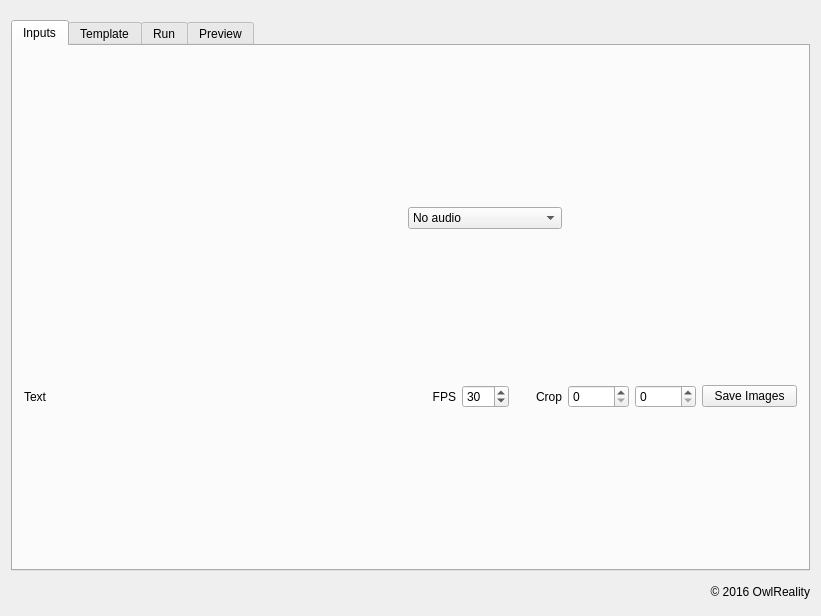
blahgeek/OpenCV-octVR, file apps/livestitching/mainwindow.ui: the form before one commit.
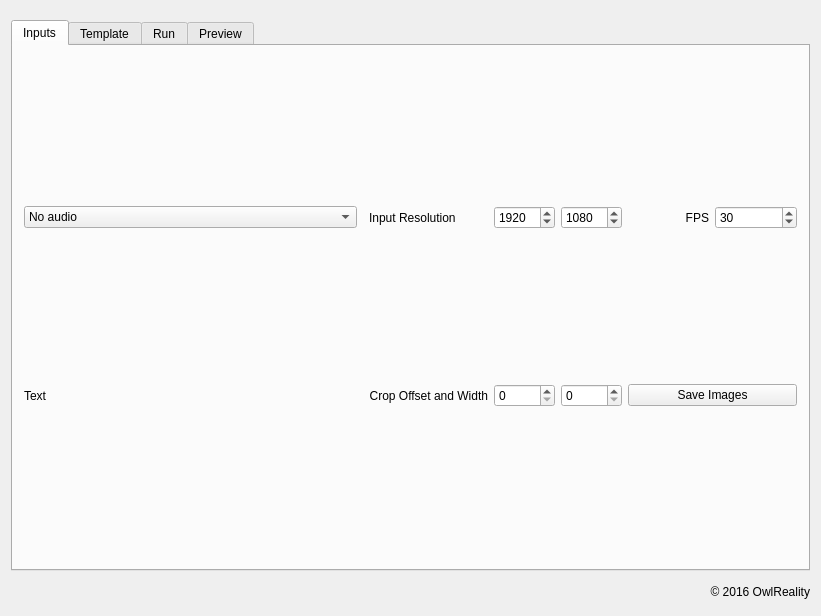
The form after the commit.

Commit message: input resolution options

```diff
--- a/apps/livestitching/mainwindow.ui
+++ b/apps/livestitching/mainwindow.ui
@@ -52,23 +52,45 @@
         <string>Inputs</string>
        </attribute>
        <layout class="QGridLayout" name="gridLayout_2">
-        <item row="2" column="1">
-         <widget class="QLabel" name="label_15">
+        <item row="1" column="4">
+         <widget class="QSpinBox" name="inputs_width">
+          <property name="minimum">
+           <number>1</number>
+          </property>
+          <property name="maximum">
+           <number>3840</number>
+          </property>
+          <property name="value">
+           <number>1920</number>
+          </property>
+         </widget>
+        </item>
+        <item row="0" column="0" colspan="8">
+         <layout class="QGridLayout" name="inputs_grid"/>
+        </item>
+        <item row="2" column="4">
+         <widget class="QSpinBox" name="inputs_crop_x">
           <property name="sizePolicy">
-           <sizepolicy hsizetype="Preferred" vsizetype="Preferred">
+           <sizepolicy hsizetype="Minimum" vsizetype="Fixed">
             <horstretch>5</horstretch>
             <verstretch>0</verstretch>
            </sizepolicy>
           </property>
-          <property name="text">
-           <string>FPS</string>
+          <property name="maximum">
+           <number>10000</number>
           </property>
-          <property name="alignment">
-           <set>Qt::AlignRight|Qt::AlignTrailing|Qt::AlignVCenter</set>
-          </property>
          </widget>
         </item>
-        <item row="2" column="2">
+        <item row="1" column="0" colspan="2">
+         <widget class="QComboBox" name="inputs_audio">
+          <item>
+           <property name="text">
+            <string>No audio</string>
+           </property>
+          </item>
+         </widget>
+        </item>
+        <item row="1" column="7">
          <widget class="QSpinBox" name="inputs_fps">
           <property name="sizePolicy">
            <sizepolicy hsizetype="Minimum" vsizetype="Fixed">
@@ -87,6 +109,26 @@
           </property>
          </widget>
         </item>
+        <item row="1" column="5">
+         <widget class="QSpinBox" name="inputs_height">
+          <property name="minimum">
+           <number>1</number>
+          </property>
+          <property name="maximum">
+           <number>2160</number>
+          </property>
+          <property name="value">
+           <number>1080</number>
+          </property>
+         </widget>
+        </item>
+        <item row="1" column="3">
+         <widget class="QLabel" name="label_18">
+          <property name="text">
+           <string>Input Resolution</string>
+          </property>
+         </widget>
+        </item>
         <item row="2" column="3">
          <widget class="QLabel" name="label_6">
           <property name="sizePolicy">
@@ -96,23 +138,23 @@
            </sizepolicy>
           </property>
           <property name="text">
-           <string>Crop</string>
+           <string>Crop Offset and Width</string>
           </property>
           <property name="alignment">
            <set>Qt::AlignRight|Qt::AlignTrailing|Qt::AlignVCenter</set>
           </property>
          </widget>
         </item>
-        <item row="2" column="4">
-         <widget class="QSpinBox" name="inputs_crop_x">
+        <item row="2" column="0">
+         <widget class="QLabel" name="inputs_info">
           <property name="sizePolicy">
-           <sizepolicy hsizetype="Minimum" vsizetype="Fixed">
-            <horstretch>5</horstretch>
+           <sizepolicy hsizetype="Preferred" vsizetype="Preferred">
+            <horstretch>40</horstretch>
             <verstretch>0</verstretch>
            </sizepolicy>
           </property>
-          <property name="maximum">
-           <number>10000</number>
+          <property name="text">
+           <string>Text</string>
           </property>
          </widget>
         </item>
@@ -129,7 +171,23 @@
           </property>
          </widget>
         </item>
-        <item row="2" column="6">
+        <item row="1" column="6">
+         <widget class="QLabel" name="label_15">
+          <property name="sizePolicy">
+           <sizepolicy hsizetype="Preferred" vsizetype="Preferred">
+            <horstretch>5</horstretch>
+            <verstretch>0</verstretch>
+           </sizepolicy>
+          </property>
+          <property name="text">
+           <string>FPS</string>
+          </property>
+          <property name="alignment">
+           <set>Qt::AlignRight|Qt::AlignTrailing|Qt::AlignVCenter</set>
+          </property>
+         </widget>
+        </item>
+        <item row="2" column="6" colspan="2">
          <widget class="QPushButton" name="inputs_action_save">
           <property name="sizePolicy">
            <sizepolicy hsizetype="Minimum" vsizetype="Fixed">
@@ -142,31 +200,6 @@
           </property>
          </widget>
         </item>
-        <item row="2" column="0">
-         <widget class="QLabel" name="inputs_info">
-          <property name="sizePolicy">
-           <sizepolicy hsizetype="Preferred" vsizetype="Preferred">
-            <horstretch>40</horstretch>
-            <verstretch>0</verstretch>
-           </sizepolicy>
-          </property>
-          <property name="text">
-           <string>Text</string>
-          </property>
-         </widget>
-        </item>
-        <item row="0" column="0" colspan="7">
-         <layout class="QGridLayout" name="inputs_grid"/>
-        </item>
-        <item row="1" column="1" colspan="3">
-         <widget class="QComboBox" name="inputs_audio">
-          <item>
-           <property name="text">
-            <string>No audio</string>
-           </property>
-          </item>
-         </widget>
-        </item>
        </layout>
       </widget>
       <widget class="QWidget" name="tab_2">
```
The commit also changes 3 other files.
